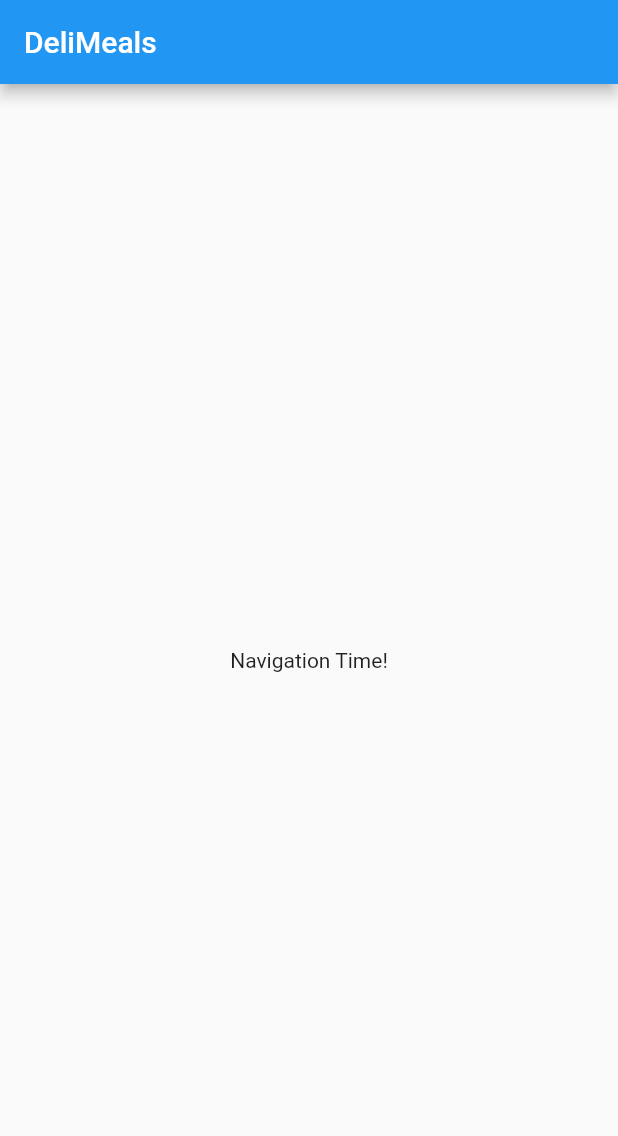
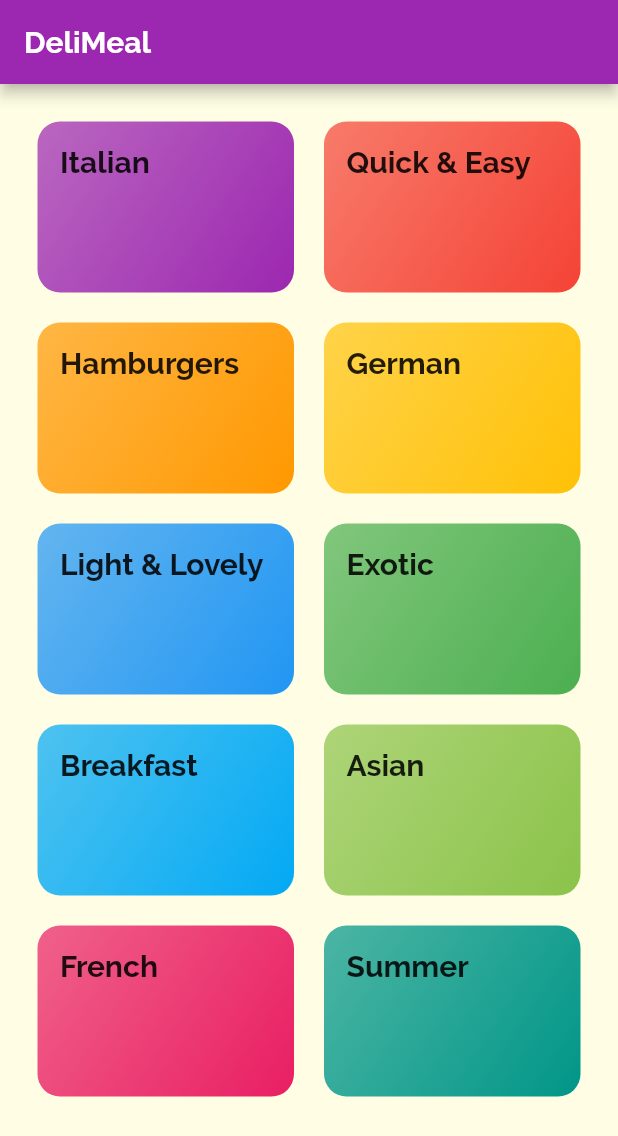
Before and after one commit to olgatim/meals-app-test, a Flutter app: the screen it shows after launch, on a phone screen of 412 x 824 dp. Shown: the top 1136 px of the screen. Run offline on Flutter 3.47's test engine with Material 2 defaults, Android fonts, the phone set to English and light mode, and no system bars.

Commit message:
Add home page with categories

```diff
--- /dev/null
+++ b/lib/categories_screen.dart
@@ -0,0 +1,28 @@
+import 'package:flutter/material.dart';
+import './category_item.dart';
+
+import './dummy_data.dart';
+
+class CategoriesScreen extends StatelessWidget {
+  const CategoriesScreen({super.key});
+
+  @override
+  Widget build(BuildContext context) {
+    return Scaffold(
+      appBar: AppBar(
+        title: const Text('DeliMeal'),
+      ),
+      body: GridView(
+        padding: const EdgeInsets.all(25),
+        gridDelegate: const SliverGridDelegateWithMaxCrossAxisExtent(
+            maxCrossAxisExtent: 200,
+            childAspectRatio: 3 / 2,
+            crossAxisSpacing: 20,
+            mainAxisSpacing: 20),
+        children: DUMMY_CATEGORIES
+            .map((category) => CategoryItem(category.title, category.color))
+            .toList(),
+      ),
+    );
+  }
+}
--- /dev/null
+++ b/lib/category_item.dart
@@ -0,0 +1,25 @@
+import 'package:flutter/material.dart';
+
+class CategoryItem extends StatelessWidget {
+  final String title;
+  final Color color;
+
+  const CategoryItem(this.title, this.color, {super.key});
+
+  @override
+  Widget build(BuildContext context) {
+    return Container(
+      padding: const EdgeInsets.all(15),
+      decoration: BoxDecoration(
+          gradient: LinearGradient(
+              colors: [color.withOpacity(0.7), color],
+              begin: Alignment.topLeft,
+              end: Alignment.bottomRight),
+          borderRadius: BorderRadius.circular(15)),
+      child: Text(
+        title,
+        style: Theme.of(context).textTheme.titleLarge,
+      ),
+    );
+  }
+}
--- /dev/null
+++ b/lib/category_meals_screen.dart
@@ -0,0 +1,10 @@
+import 'package:flutter/material.dart';
+
+class CategoryMealsScreen extends StatelessWidget {
+  const CategoryMealsScreen({super.key});
+
+  @override
+  Widget build(BuildContext context) {
+    return const Placeholder();
+  }
+}
--- /dev/null
+++ b/lib/dummy_data.dart
@@ -0,0 +1,56 @@
+import 'package:flutter/material.dart';
+
+import './models/category.dart';
+
+const DUMMY_CATEGORIES = const [
+  Category(
+    id: 'c1',
+    title: 'Italian',
+    color: Colors.purple,
+  ),
+  Category(
+    id: 'c2',
+    title: 'Quick & Easy',
+    color: Colors.red,
+  ),
+  Category(
+    id: 'c3',
+    title: 'Hamburgers',
+    color: Colors.orange,
+  ),
+  Category(
+    id: 'c4',
+    title: 'German',
+    color: Colors.amber,
+  ),
+  Category(
+    id: 'c5',
+    title: 'Light & Lovely',
+    color: Colors.blue,
+  ),
+  Category(
+    id: 'c6',
+    title: 'Exotic',
+    color: Colors.green,
+  ),
+  Category(
+    id: 'c7',
+    title: 'Breakfast',
+    color: Colors.lightBlue,
+  ),
+  Category(
+    id: 'c8',
+    title: 'Asian',
+    color: Colors.lightGreen,
+  ),
+  Category(
+    id: 'c9',
+    title: 'French',
+    color: Colors.pink,
+  ),
+  Category(
+    id: 'c10',
+    title: 'Summer',
+    color: Colors.teal,
+  ),
+];
--- a/lib/main.dart
+++ b/lib/main.dart
@@ -1,4 +1,5 @@
 import 'package:flutter/material.dart';
+import './categories_screen.dart';
 
 void main() {
   runApp(const MyApp());
@@ -9,33 +10,29 @@ class MyApp extends StatelessWidget {
 
   @override
   Widget build(BuildContext context) {
+    final ThemeData theme = ThemeData();
+
     return MaterialApp(
       title: 'DeliMeals',
       theme: ThemeData(
-        primarySwatch: Colors.blue,
+        primarySwatch: Colors.purple,
+        canvasColor: const Color.fromRGBO(255, 254, 229, 1),
+        fontFamily: 'RobotoCondensed',
+        colorScheme: theme.colorScheme
+            .copyWith(primary: Colors.purple, secondary: Colors.amber),
+        textTheme: ThemeData.light().textTheme.copyWith(
+            bodyLarge: const TextStyle(color: Color.fromRGBO(20, 51, 51, 1)),
+            bodyMedium: const TextStyle(color: Color.fromRGBO(20, 51, 51, 1)),
+            titleLarge: const TextStyle(
+                fontSize: 20,
+                fontFamily: 'Raleway',
+                fontWeight: FontWeight.bold)),
+        // appBarTheme: theme.appBarTheme.copyWith(
+        //   titleTextStyle:
+        //       TextStyle(fontFamily: 'RobotoCondensed', fontSize: 24),
+        // )
       ),
-      home: const MyHomePage(),
+      home: const CategoriesScreen(),
     );
   }
 }
-
-class MyHomePage extends StatefulWidget {
-  const MyHomePage({super.key});
-
-  @override
-  State<MyHomePage> createState() => _MyHomePageState();
-}
-
-class _MyHomePageState extends State<MyHomePage> {
-  @override
-  Widget build(BuildContext context) {
-    return Scaffold(
-      appBar: AppBar(
-        title: const Text("DeliMeals"),
-      ),
-      body: const Center(
-        child: Text('Navigation Time!'),
-      ),
-    );
-  }
-}
--- /dev/null
+++ b/lib/models/category.dart
@@ -0,0 +1,10 @@
+import 'package:flutter/material.dart';
+
+class Category {
+  final String id;
+  final String title;
+  final Color color;
+
+  const Category(
+      {required this.id, required this.title, this.color = Colors.orange});
+}
```
Also changed, not shown: pubspec.yaml (+19 -15 lines), assets/fonts/Raleway-Black.ttf (added), assets/fonts/Raleway-Bold.ttf (added), assets/fonts/Raleway-Regular.ttf (added), assets/fonts/RobotoCondensed-Bold.ttf (added), assets/fonts/RobotoCondensed-Italic.ttf (added), assets/fonts/RobotoCondensed-Light.ttf (added), assets/fonts/RobotoCondensed-Regular.ttf (added).
